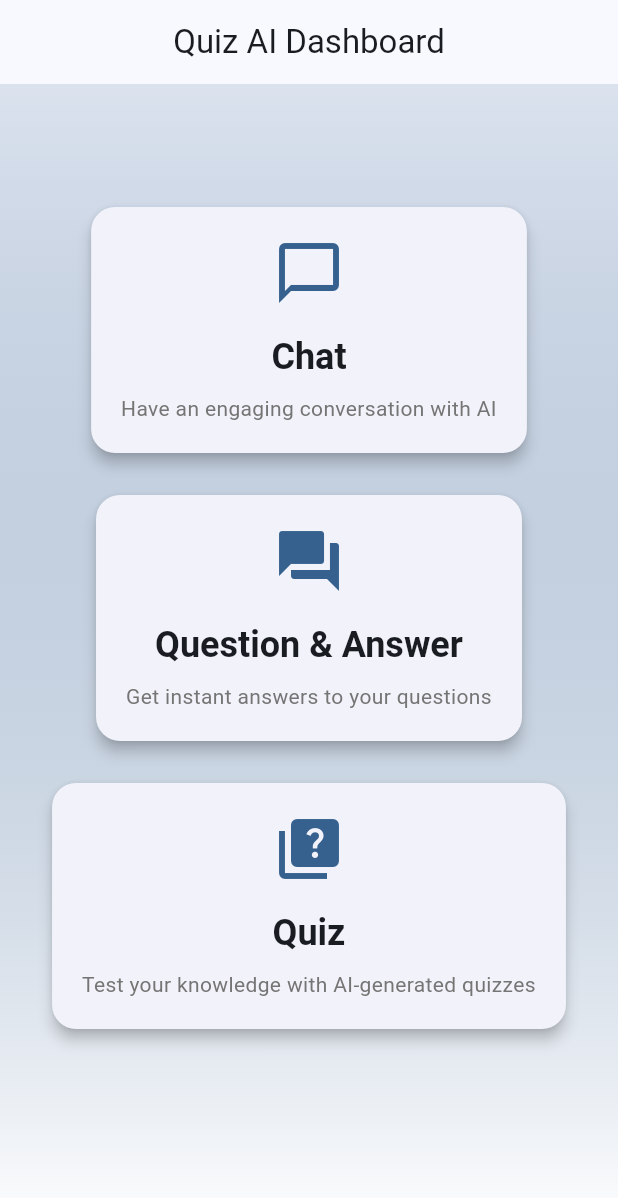
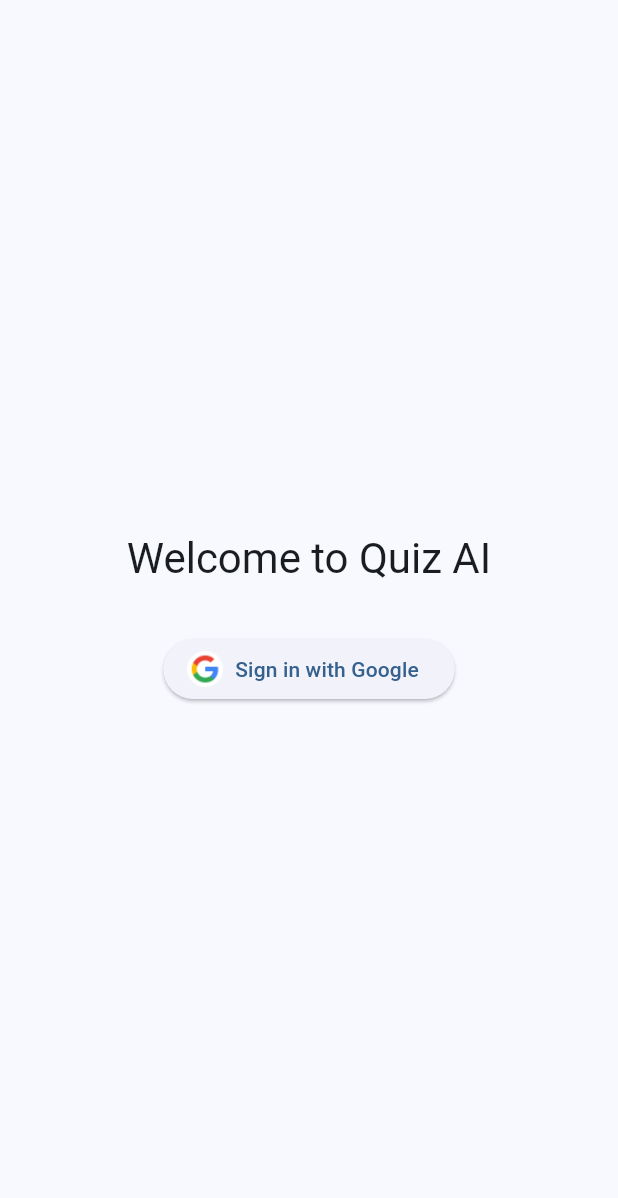
Before and after one commit to IamSmitChitroda/quiz_ai_app, a Flutter app: the screen it shows after launch, on a phone screen of 412 x 824 dp. Shown: the top 1198 px of the screen. Run offline on Flutter 3.47's test engine with Material 3 defaults, Android fonts, the light colour scheme and no system bars; our stand-ins replace cloud_firestore, firebase_auth, firebase_core, flutter_bloc, flutter_markdown, google_sign_in and 1 more; accounts and stored records are empty; statements that could not run were skipped.

Commit message:
Complete google sign in

```diff
--- /dev/null
+++ b/lib/features/auth/bloc/auth_bloc.dart
@@ -0,0 +1,84 @@
+import 'dart:async';
+import 'package:flutter_bloc/flutter_bloc.dart';
+import 'package:firebase_auth/firebase_auth.dart';
+import '../services/auth_service.dart';
+
+// Events
+abstract class AuthEvent {}
+
+class AuthCheckRequested extends AuthEvent {}
+
+class SignInWithGoogleRequested extends AuthEvent {}
+
+class SignOutRequested extends AuthEvent {}
+
+// States
+abstract class AuthState {}
+
+class AuthInitial extends AuthState {}
+
+class AuthAuthenticated extends AuthState {
+  final User user;
+  AuthAuthenticated(this.user);
+}
+
+class AuthUnauthenticated extends AuthState {}
+
+class AuthLoading extends AuthState {}
+
+class AuthError extends AuthState {
+  final String message;
+  AuthError(this.message);
+}
+
+// Bloc
+class AuthBloc extends Bloc<AuthEvent, AuthState> {
+  final AuthService _authService;
+  StreamSubscription<User?>? _authStateSubscription;
+
+  AuthBloc(this._authService) : super(AuthInitial()) {
+    // Initialize auth state
+    _authStateSubscription = _authService.authStateChanges.listen((user) {
+      add(AuthCheckRequested());
+    });
+
+    on<AuthCheckRequested>((event, emit) {
+      final user = _authService.currentUser;
+      if (user != null) {
+        emit(AuthAuthenticated(user));
+      } else {
+        emit(AuthUnauthenticated());
+      }
+    });
+
+    on<SignInWithGoogleRequested>((event, emit) async {
+      emit(AuthLoading());
+      try {
+        final userCredential = await _authService.signInWithGoogle();
+        if (userCredential?.user != null) {
+          emit(AuthAuthenticated(userCredential!.user!));
+        } else {
+          emit(AuthUnauthenticated());
+        }
+      } catch (e) {
+        emit(AuthError(e.toString()));
+      }
+    });
+
+    on<SignOutRequested>((event, emit) async {
+      emit(AuthLoading());
+      try {
+        await _authService.signOut();
+        emit(AuthUnauthenticated());
+      } catch (e) {
+        emit(AuthError(e.toString()));
+      }
+    });
+  }
+
+  @override
+  Future<void> close() {
+    _authStateSubscription?.cancel();
+    return super.close();
+  }
+}
--- /dev/null
+++ b/lib/features/auth/presentation/login_screen.dart
@@ -0,0 +1,50 @@
+import 'package:flutter/material.dart';
+import 'package:flutter_bloc/flutter_bloc.dart';
+import '../bloc/auth_bloc.dart';
+
+class LoginScreen extends StatelessWidget {
+  const LoginScreen({super.key});
+
+  @override
+  Widget build(BuildContext context) {
+    return Scaffold(
+      body: BlocConsumer<AuthBloc, AuthState>(
+        listener: (context, state) {
+          if (state is AuthError) {
+            ScaffoldMessenger.of(context).showSnackBar(
+              SnackBar(content: Text(state.message)),
+            );
+          }
+        },
+        builder: (context, state) {
+          if (state is AuthLoading) {
+            return const Center(child: CircularProgressIndicator());
+          }
+
+          return Center(
+            child: Column(
+              mainAxisAlignment: MainAxisAlignment.center,
+              children: [
+                Text(
+                  'Welcome to Quiz AI',
+                  style: Theme.of(context).textTheme.headlineMedium,
+                ),
+                const SizedBox(height: 32),
+                ElevatedButton.icon(
+                  icon: Image.asset(
+                    'assets/google.png',
+                    height: 24,
+                  ),
+                  label: const Text('Sign in with Google'),
+                  onPressed: () {
+                    context.read<AuthBloc>().add(SignInWithGoogleRequested());
+                  },
+                ),
+              ],
+            ),
+          );
+        },
+      ),
+    );
+  }
+}
--- /dev/null
+++ b/lib/features/auth/services/auth_service.dart
@@ -0,0 +1,48 @@
+import 'package:firebase_auth/firebase_auth.dart';
+import 'package:google_sign_in/google_sign_in.dart';
+
+class AuthService {
+  final FirebaseAuth _auth = FirebaseAuth.instance;
+  final GoogleSignIn _googleSignIn = GoogleSignIn(
+    clientId:
+        '1076305287218-uhdlk8hs2h6ftbbk9t0v9anvqlh6651k.apps.googleusercontent.com',
+  );
+
+  // Get current user
+  User? get currentUser => _auth.currentUser;
+
+  // Stream of auth state changes
+  Stream<User?> get authStateChanges => _auth.authStateChanges();
+
+  // Sign in with Google
+  Future<UserCredential?> signInWithGoogle() async {
+    try {
+      // Trigger the authentication flow
+      final GoogleSignInAccount? googleUser = await _googleSignIn.signIn();
+
+      if (googleUser == null) return null;
+
+      // Obtain the auth details from the request
+      final GoogleSignInAuthentication googleAuth =
+          await googleUser.authentication;
+
+      // Create a new credential
+      final credential = GoogleAuthProvider.credential(
+        accessToken: googleAuth.accessToken,
+        idToken: googleAuth.idToken,
+      );
+
+      // Sign in to Firebase with the Google credential
+      return await _auth.signInWithCredential(credential);
+    } catch (e) {
+      print('Error signing in with Google: $e');
+      return null;
+    }
+  }
+
+  // Sign out
+  Future<void> signOut() async {
+    await _auth.signOut();
+    await _googleSignIn.signOut();
+  }
+}
--- a/lib/main.dart
+++ b/lib/main.dart
@@ -1,7 +1,11 @@
 import 'package:firebase_core/firebase_core.dart';
 import 'package:flutter/material.dart';
+import 'package:flutter_bloc/flutter_bloc.dart';
 import 'package:provider/provider.dart';
 import 'package:shared_preferences/shared_preferences.dart';
+import 'features/auth/bloc/auth_bloc.dart';
+import 'features/auth/presentation/login_screen.dart';
+import 'features/auth/services/auth_service.dart';
 import 'features/chat/presentation/chat_screen.dart';
 import 'features/dashboard/presentation/dashboard_screen.dart';
 import 'features/quiz/repositories/quiz_repository.dart';
@@ -34,6 +38,12 @@
         Provider<QuizService>(
           create: (_) => QuizService(prefs),
         ),
+        Provider<AuthService>(
+          create: (_) => AuthService(),
+        ),
+        BlocProvider<AuthBloc>(
+          create: (context) => AuthBloc(context.read<AuthService>()),
+        ),
       ],
       child: MaterialApp(
         title: 'AI Study Buddy',
@@ -41,7 +51,14 @@
           colorScheme: ColorScheme.fromSeed(seedColor: Colors.blue),
           useMaterial3: true,
         ),
-        home: const DashboardScreen(),
+        home: BlocBuilder<AuthBloc, AuthState>(
+          builder: (context, state) {
+            if (state is AuthAuthenticated) {
+              return const DashboardScreen();
+            }
+            return const LoginScreen();
+          },
+        ),
       ),
     );
   }
--- a/pubspec.yaml
+++ b/pubspec.yaml
@@ -47,6 +47,8 @@ dependencies:
   # Firebase
   firebase_core: ^2.27.1
   cloud_firestore: ^4.15.9
+  firebase_auth: ^4.17.9
+  google_sign_in: ^6.2.1
 
   # UI components
   google_fonts: ^6.2.1
@@ -81,6 +83,7 @@ flutter:
   # To add assets to your application, add an assets section, like this:
   assets:
     - .env
+    - assets/
 
   # An image asset can refer to one or more resolution-specific "variants", see
   # https://flutter.dev/to/resolution-aware-images
```
Also changed, not shown: lib/features/chat/presentation/chat_screen.dart (+8 -0 lines), assets/google.png (added), pubspec.lock.
